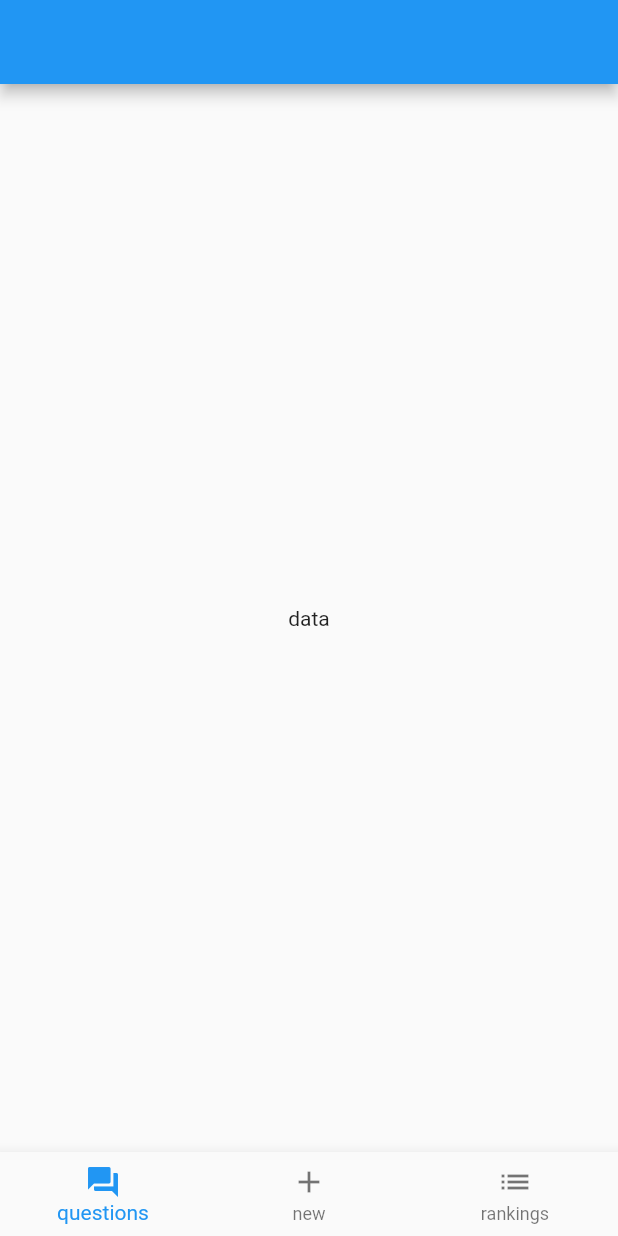
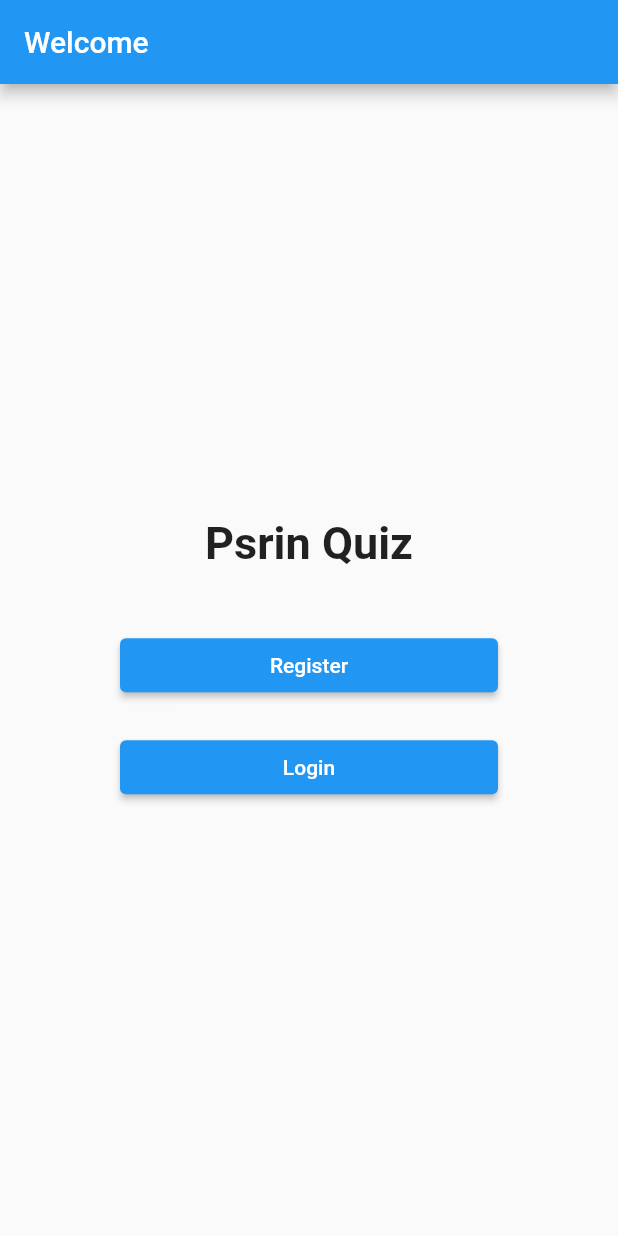
Before and after one commit to hooshyar/prsin, a Flutter app: the screen it shows after launch, on a phone screen of 412 x 824 dp. Run offline on Flutter 3.47's test engine with Material 2 defaults, Android fonts, the phone set to English and light mode, and no system bars; our stand-ins replace cloud_firestore, firebase_core; accounts and stored records are empty.

Commit message:
added login and registration screens

```diff
--- a/lib/src/app.dart
+++ b/lib/src/app.dart
@@ -2,6 +2,11 @@ import 'package:flutter/material.dart';
 import 'package:prsin/src/add_new_question_screen/add_new_question_screen_view.dart';
 import 'package:prsin/src/questions_screen/questions_screen_view.dart';
 import 'package:prsin/src/ranking_screens/rankings_screen_view.dart';
+import 'package:prsin/src/starter_screens/login_confirmation_screen_view.dart';
+import 'package:prsin/src/starter_screens/login_screen_view.dart';
+import 'package:prsin/src/starter_screens/register_confirmation_screen.dart';
+import 'package:prsin/src/starter_screens/register_screen_view.dart';
+import 'package:prsin/src/starter_screens/start_screen_view.dart';
 
 class MyApp extends StatelessWidget {
   const MyApp({Key? key}) : super(key: key);
@@ -9,7 +14,14 @@ class MyApp extends StatelessWidget {
   @override
   Widget build(BuildContext context) {
     return MaterialApp(
-      home: NavigatorHelperWidget(),
+      // home: NavigatorHelperWidget(),
+      home: StartScreenView(),
+      routes: {
+        RegisterScreenView.routeName: (context) => RegisterScreenView(),
+        RegisterConfirmationScreenView.routeName: (context) =>  RegisterConfirmationScreenView(),
+        LoginScreenView.routeName: (context) => LoginScreenView(),
+        LoginConfirmationScreenView.routeName: (context) => LoginConfirmationScreenView(),
+      },
     );
   }
 }
--- /dev/null
+++ b/lib/src/starter_screens/start_screen_view.dart
@@ -0,0 +1,49 @@
+import 'package:flutter/material.dart';
+import 'package:prsin/src/starter_screens/login_screen_view.dart';
+import 'package:prsin/src/starter_screens/register_screen_view.dart';
+
+class StartScreenView extends StatelessWidget {
+  const StartScreenView({Key? key}) : super(key: key);
+
+    static const routeName = '/starter_screen';
+
+
+  @override
+  Widget build(BuildContext context) {
+    return Scaffold(
+      appBar: AppBar(title: Text('Welcome'),),
+      body: SafeArea(
+        child: Container(
+          margin: const EdgeInsets.all(40),
+          padding: const EdgeInsets.all(40),
+          child: Column(
+
+            mainAxisAlignment: MainAxisAlignment.center,
+            crossAxisAlignment: CrossAxisAlignment.stretch,
+            children: [
+              const Text('Psrin Quiz', textAlign: TextAlign.center, style: TextStyle(
+                fontSize: 30,
+                fontWeight: FontWeight.bold,
+
+              ),),
+              const SizedBox(height: 40,),
+              ElevatedButton(
+                onPressed: () {
+                  Navigator.of(context).pushNamed(RegisterScreenView.routeName);
+                },
+                child: const Text('Register'),
+              ),
+            const SizedBox(height: 20,),
+              ElevatedButton(
+                onPressed: () {
+                  Navigator.of(context).pushNamed(LoginScreenView.routeName);
+                },
+                child: const Text('Login'),
+              ),
+            ],
+          ),
+        ),
+      ),
+    );
+  }
+}
--- a/pubspec.yaml
+++ b/pubspec.yaml
@@ -18,7 +18,7 @@ publish_to: 'none' # Remove this line if you wish to publish to pub.dev
 version: 1.0.0+1
 
 environment:
-  sdk: ">=2.17.0-54.0.dev <3.0.0"
+  sdk: ">=2.15.1 <3.0.0"
 
 # Dependencies specify other packages that your package needs in order to work.
 # To automatically upgrade your package dependencies to the latest versions
```
Also changed, not shown: lib/src/data_models/user_data_model.dart (+9 -1 lines), lib/src/starter_screens/login_confirmation_screen_view.dart (added, +74 -0 lines), lib/src/starter_screens/login_screen_view.dart (added, +72 -0 lines), lib/src/starter_screens/register_confirmation_screen.dart (added, +70 -0 lines), lib/src/starter_screens/register_screen_view.dart (added, +113 -0 lines), pubspec.lock, 1 other file.
